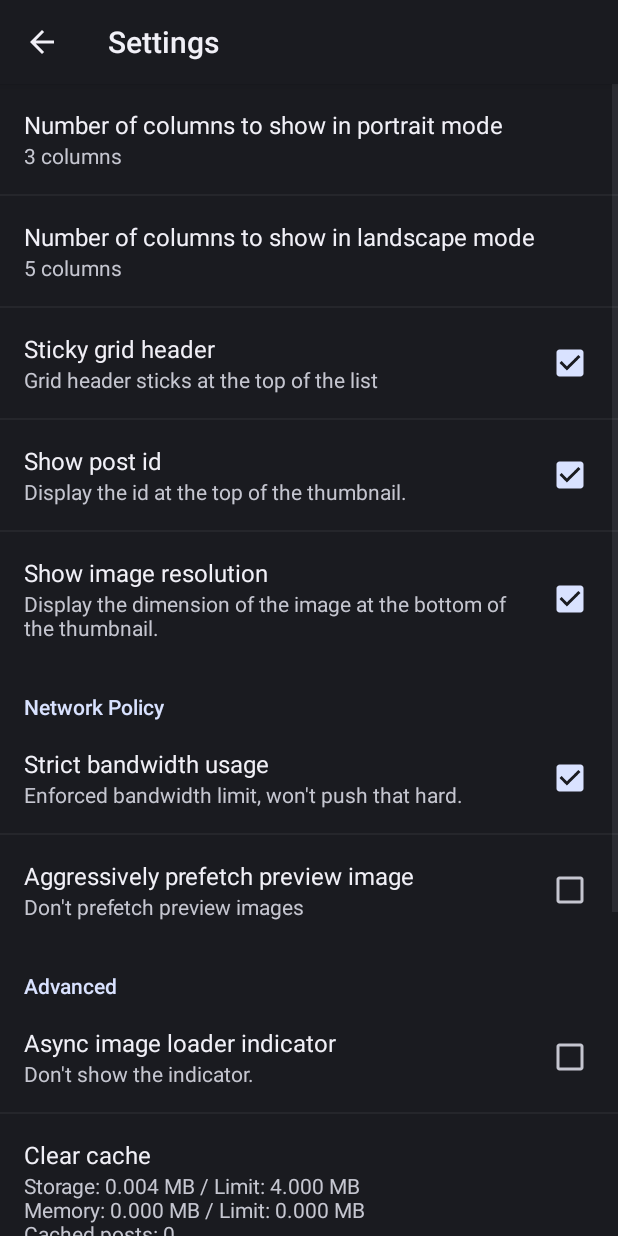
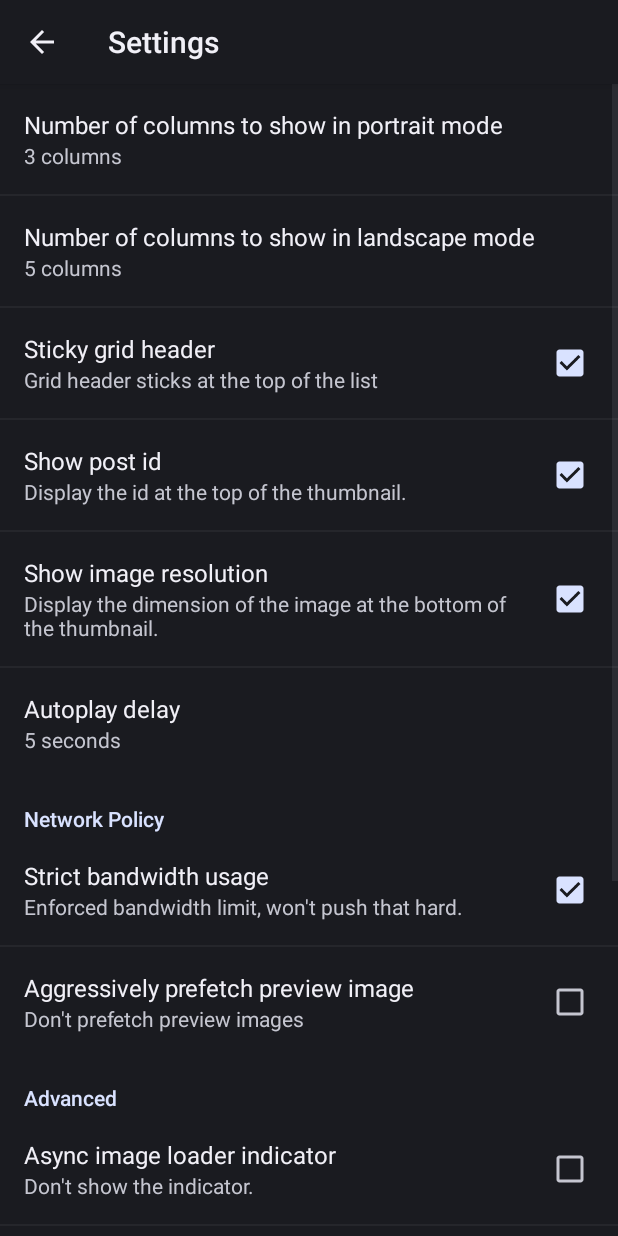
Before and after one commit to Palatis/danbooru-gallery-android, an Android app: the SettingsActivity screen opened directly, with no data from a screen before it, on a phone screen of 412 x 824 dp. Run offline under Robolectric (Android 15) with nearby library versions, the phone set to English and light mode, and no system bars; our stand-ins replace Picasso; pictures from the network do not load; 2 statements that could not run were skipped.

Commit message:
[2/2] PostDetail: make autoplay delay an preference

```diff
--- a/DanbooruGallery/src/main/java/tw/idv/palatis/danboorugallery/DanbooruGallerySettings.java
+++ b/DanbooruGallery/src/main/java/tw/idv/palatis/danboorugallery/DanbooruGallerySettings.java
@@ -39,6 +39,7 @@ public class DanbooruGallerySettings
     public static final String KEY_PREF_STICKY_GRID_HEADER = "pref_sticky_grid_header";
     public static final String KEY_PREF_SHOW_POST_ID = "pref_show_post_id";
     public static final String KEY_PREF_SHOW_IMAGE_RESOLUTION = "pref_show_image_resolution";
+    public static final String KEY_PREF_AUTOPLAY_DELAY = "pref_autoplay_delay";
     public static final String KEY_PREF_STRICT_BANDWIDTH_USAGE = "pref_strict_bandwidth_usage";
     public static final String KEY_PREF_AGGRESSIVE_PREFETCH_PREVIEW = "pref_aggressive_prefetch_preview";
     public static final String KEY_PREF_ASYNC_IMAGE_LOADER_INDICATOR = "pref_async_image_loader_indicator";
@@ -109,6 +110,11 @@ public class DanbooruGallerySettings
         return sSharedPreferences.getBoolean(KEY_PREF_AGGRESSIVE_PREFETCH_PREVIEW, false);
     }
 
+    public static int getAutoplayDelay()
+    {
+        return sSharedPreferences.getInt(KEY_PREF_AUTOPLAY_DELAY, 5000);
+    }
+
     public static int getFilterImageWidth()
     {
         return sSharedPreferences.getInt(KEY_PREF_FILTER_WIDTH, 0);
--- a/DanbooruGallery/src/main/java/tw/idv/palatis/danboorugallery/PostDetailActivity.java
+++ b/DanbooruGallery/src/main/java/tw/idv/palatis/danboorugallery/PostDetailActivity.java
@@ -95,8 +95,6 @@ public class PostDetailActivity
             }
         };
 
-    private static final int AUTOPLAY_DELAY_MILLIS = 3000;
-
     private Runnable mNextPageRunnable = new Runnable() {
         @Override
         public void run()
@@ -106,7 +104,7 @@ public class PostDetailActivity
                 next = 0;
             mViewPager.getAdapter().instantiateItem(mViewPager, next);
             mViewPager.setCurrentItem(next, next != 0);
-            mViewPager.postDelayed(this, AUTOPLAY_DELAY_MILLIS);
+            mViewPager.postDelayed(this, DanbooruGallerySettings.getAutoplayDelay());
         }
     };
 
@@ -213,7 +211,7 @@ public class PostDetailActivity
                 if (mIsAutoplaying = !mIsAutoplaying)
                 {
                     mPlayPauseButton.setImageResource(android.R.drawable.ic_media_pause);
-                    mViewPager.postDelayed(mNextPageRunnable, AUTOPLAY_DELAY_MILLIS);
+                    mViewPager.postDelayed(mNextPageRunnable, DanbooruGallerySettings.getAutoplayDelay());
                     mUiHider.hide();
                     getWindow().addFlags(WindowManager.LayoutParams.FLAG_KEEP_SCREEN_ON);
                 }
--- a/DanbooruGallery/src/main/java/tw/idv/palatis/danboorugallery/SettingsActivity.java
+++ b/DanbooruGallery/src/main/java/tw/idv/palatis/danboorugallery/SettingsActivity.java
@@ -199,6 +199,7 @@ public class SettingsActivity
         bindPreferenceSummaryToValue(findPreference(DanbooruGallerySettings.KEY_PREF_STICKY_GRID_HEADER), true);
         bindPreferenceSummaryToValue(findPreference(DanbooruGallerySettings.KEY_PREF_SHOW_POST_ID), true);
         bindPreferenceSummaryToValue(findPreference(DanbooruGallerySettings.KEY_PREF_SHOW_IMAGE_RESOLUTION), true);
+        bindPreferenceSummaryToValue(findPreference(DanbooruGallerySettings.KEY_PREF_AUTOPLAY_DELAY), 5000);
         bindPreferenceSummaryToValue(findPreference(DanbooruGallerySettings.KEY_PREF_STRICT_BANDWIDTH_USAGE), true);
         bindPreferenceSummaryToValue(findPreference(DanbooruGallerySettings.KEY_PREF_AGGRESSIVE_PREFETCH_PREVIEW), false);
         bindPreferenceSummaryToValue(findPreference(DanbooruGallerySettings.KEY_PREF_ASYNC_IMAGE_LOADER_INDICATOR), false);
@@ -548,6 +549,7 @@ public class SettingsActivity
             bindPreferenceSummaryToValue(findPreference(DanbooruGallerySettings.KEY_PREF_STICKY_GRID_HEADER), true);
             bindPreferenceSummaryToValue(findPreference(DanbooruGallerySettings.KEY_PREF_SHOW_POST_ID), true);
             bindPreferenceSummaryToValue(findPreference(DanbooruGallerySettings.KEY_PREF_SHOW_IMAGE_RESOLUTION), true);
+            bindPreferenceSummaryToValue(findPreference(DanbooruGallerySettings.KEY_PREF_AUTOPLAY_DELAY), 5000);
         }
     }
 
--- a/DanbooruGallery/src/main/res/values/strings_activity_settings.xml
+++ b/DanbooruGallery/src/main/res/values/strings_activity_settings.xml
@@ -42,6 +42,30 @@
     <string name="pref_description_show_image_resolution_true">Display the dimension of the image at the bottom of the thumbnail.</string>
     <string name="pref_description_show_image_resolution_false">Don\'t display the dimension of the image at the bottom of the thumbnail.</string>
 
+    <string name="pref_title_autoplay_delay">Autoplay delay</string>
+    <string-array name="pref_autoplay_delay_titles">
+        <item>3 seconds</item>
+        <item>5 seconds</item>
+        <item>8 seconds</item>
+        <item>10 seconds</item>
+        <item>15 seconds</item>
+        <item>30 seconds</item>
+        <item>1 minute</item>
+        <item>2 minutes</item>
+        <item>5 minutes</item>
+    </string-array>
+    <string-array name="pref_autoplay_delay_values">
+        <item>3000</item>
+        <item>5000</item>
+        <item>8000</item>
+        <item>10000</item>
+        <item>15000</item>
+        <item>30000</item>
+        <item>60000</item>
+        <item>120000</item>
+        <item>300000</item>
+    </string-array>
+
     <string name="pref_header_network_policy">Network Policy</string>
 
     <string name="pref_title_strict_bandwidth_usage">Strict bandwidth usage</string>
--- a/DanbooruGallery/src/main/res/xml/pref_screen_layout.xml
+++ b/DanbooruGallery/src/main/res/xml/pref_screen_layout.xml
@@ -57,4 +57,13 @@
         android:summaryOff="@string/pref_description_show_image_resolution_false"
         android:defaultValue="true" />
 
+    <tw.idv.palatis.danboorugallery.preference.IntListPreference
+        android:key="pref_autoplay_delay"
+        android:title="@string/pref_title_autoplay_delay"
+        android:defaultValue="5000"
+        android:entries="@array/pref_autoplay_delay_titles"
+        android:entryValues="@array/pref_autoplay_delay_values"
+        android:negativeButtonText="@null"
+        android:positiveButtonText="@null" />
+
 </PreferenceScreen>
```
